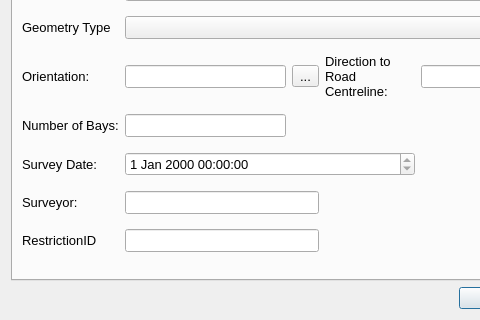
Old version of the form restrictionBayDetails_dialog_base2_qt5.ui in the repository tlh22/TOMs; both pictures show x 0 to 480 and y 183 to 503 of the 636 by 503 pixel window.
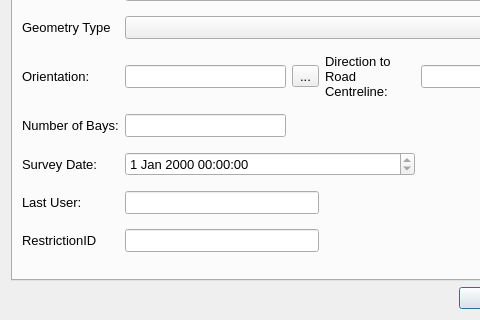
New version of the form. The open tabs and pages were chosen to show the change.

```diff
--- a/restrictionBayDetails_dialog_base2_qt5.ui
+++ b/restrictionBayDetails_dialog_base2_qt5.ui
@@ -344,7 +344,7 @@
          <item row="7" column="0">
           <widget class="QLabel" name="label_6">
            <property name="text">
-            <string>Surveyor:</string>
+            <string>Last User:</string>
            </property>
           </widget>
          </item>
```
Left out of the diff: 6 changed lines with no effect on the pictures.
